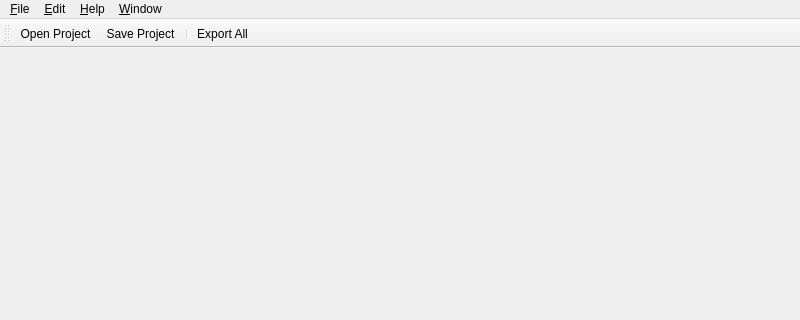
Above: src/preprocessor/gui/main_window.ui from CAMBioMed/preprocessor before the change; both pictures show x 0 to 800 and y 0 to 320 of the 800 by 600 pixel window. Below: the same form after it.
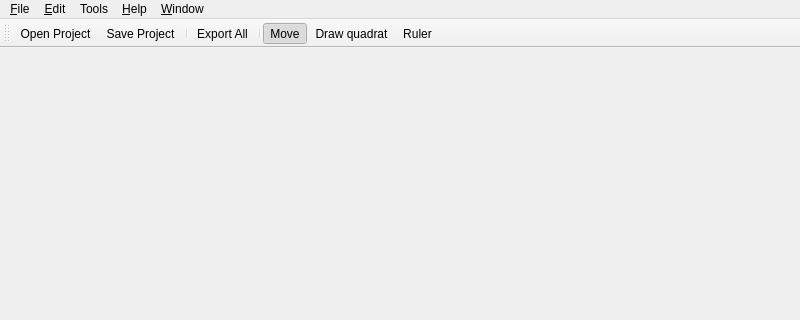
That is the form after the change. Icons and pictures are not drawn.

Commit message: Add tool buttons

```diff
--- a/src/preprocessor/gui/main_window.ui
+++ b/src/preprocessor/gui/main_window.ui
@@ -53,8 +53,17 @@
     <addaction name="menuWindow_ShowThumbnailsPanel"/>
     <addaction name="menuWindow_ShowEditorPanel"/>
    </widget>
+   <widget class="QMenu" name="menuTools">
+    <property name="title">
+     <string>Tools</string>
+    </property>
+    <addaction name="menuTools_Move"/>
+    <addaction name="menuTools_DrawQuadrat"/>
+    <addaction name="menuTools_Ruler"/>
+   </widget>
    <addaction name="menuFile"/>
    <addaction name="menuEdit"/>
+   <addaction name="menuTools"/>
    <addaction name="menuHelp"/>
    <addaction name="menuWindow"/>
   </widget>
@@ -73,6 +82,10 @@
    <addaction name="menuFile_SaveProject"/>
    <addaction name="separator"/>
    <addaction name="menuFile_ExportAll"/>
+   <addaction name="separator"/>
+   <addaction name="menuTools_Move"/>
+   <addaction name="menuTools_DrawQuadrat"/>
+   <addaction name="menuTools_Ruler"/>
   </widget>
   <action name="menuFile_OpenProject">
    <property name="icon">
@@ -182,6 +195,33 @@
     <enum>QAction::MenuRole::NoRole</enum>
    </property>
   </action>
+  <action name="menuTools_Move">
+   <property name="checkable">
+    <bool>true</bool>
+   </property>
+   <property name="checked">
+    <bool>true</bool>
+   </property>
+   <property name="text">
+    <string>Move</string>
+   </property>
+  </action>
+  <action name="menuTools_DrawQuadrat">
+   <property name="checkable">
+    <bool>true</bool>
+   </property>
+   <property name="text">
+    <string>Draw quadrat</string>
+   </property>
+  </action>
+  <action name="menuTools_Ruler">
+   <property name="checkable">
+    <bool>true</bool>
+   </property>
+   <property name="text">
+    <string>Ruler</string>
+   </property>
+  </action>
  </widget>
  <resources/>
  <connections/>
```
The commit also changes 3 other files.
